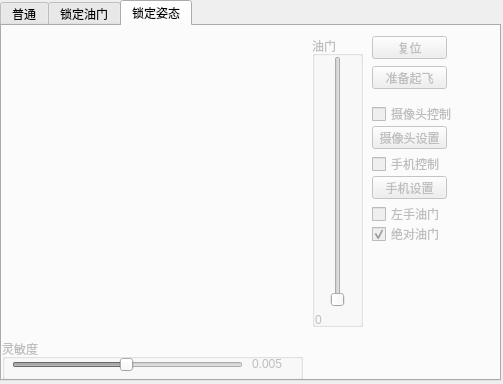
The window that host/quadcopter/dialogcontrol/dialogcontrol.ui (motion55/etootle-flight) describes before a commit, drawn with Qt 5.
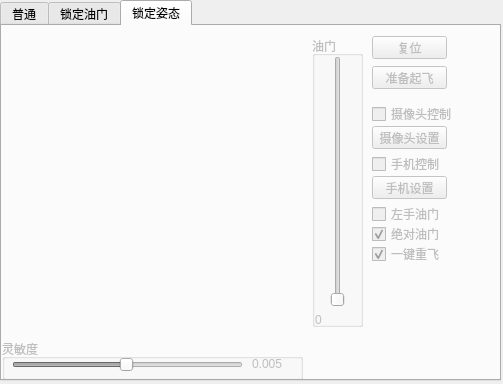
The same window after the commit. The open tabs and pages were chosen to show the change. Custom widgets are drawn as their Qt base class.

The edit to the form file:
```diff
--- a/host/quadcopter/dialogcontrol/dialogcontrol.ui
+++ b/host/quadcopter/dialogcontrol/dialogcontrol.ui
@@ -533,6 +533,22 @@
       <bool>true</bool>
      </property>
     </widget>
+    <widget class="QCheckBox" name="lockAttitude_cbPhoneControl_refly">
+     <property name="geometry">
+      <rect>
+       <x>370</x>
+       <y>220</y>
+       <width>81</width>
+       <height>16</height>
+      </rect>
+     </property>
+     <property name="text">
+      <string>一键重飞</string>
+     </property>
+     <property name="checked">
+      <bool>true</bool>
+     </property>
+    </widget>
    </widget>
   </widget>
  </widget>
```
